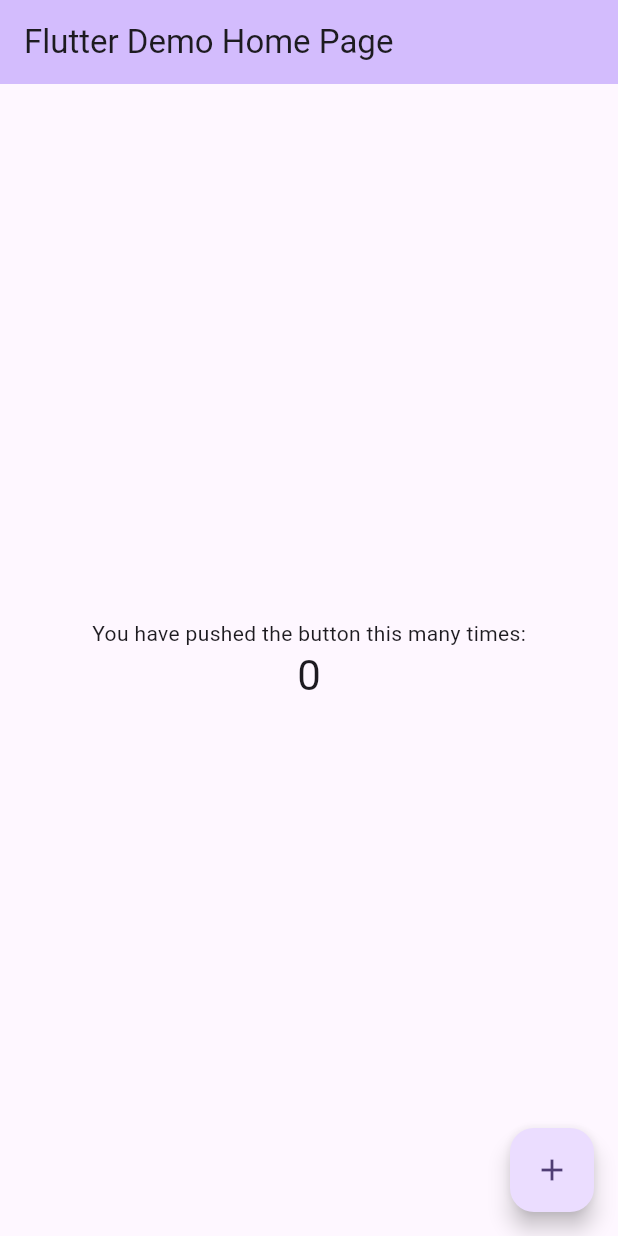
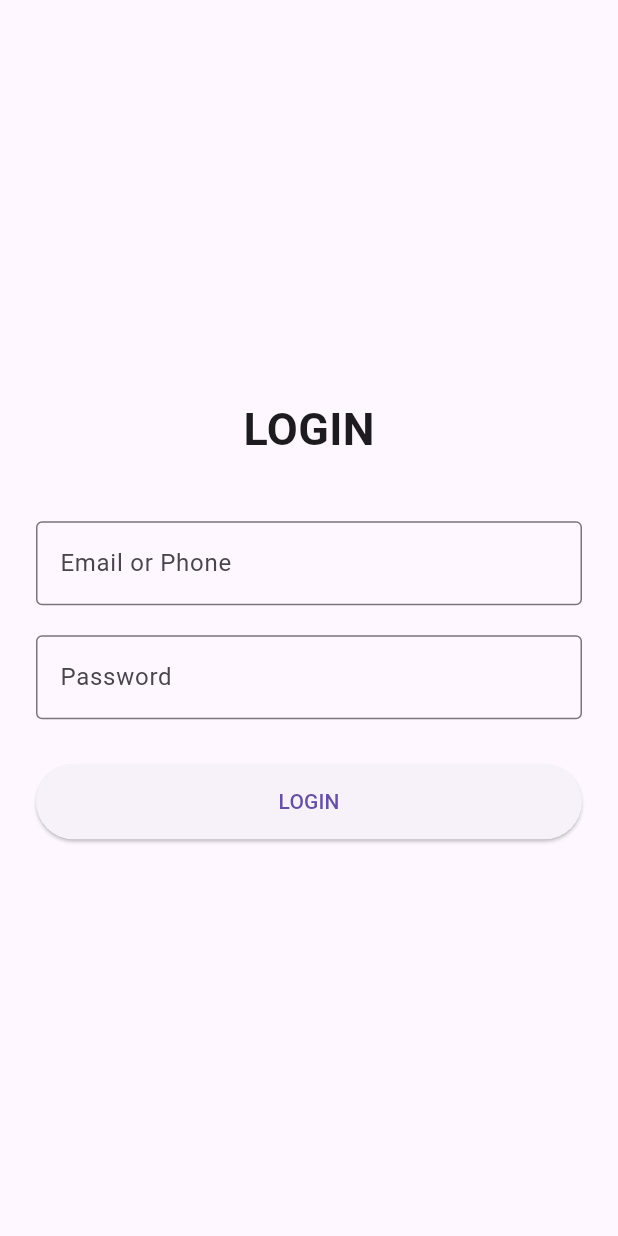
Before and after one commit to jiawaqar/survey_app, a Flutter app: the screen it shows after launch, on a phone screen of 412 x 824 dp. Run offline on Flutter 3.47's test engine with Material 3 defaults, Android fonts, the phone set to English and light mode, and no system bars; our stand-ins replace dio, shared_preferences.

Commit message:
Initial project setup completed

```diff
--- /dev/null
+++ b/lib/api/api_service.dart
@@ -0,0 +1,24 @@
+import 'package:dio/dio.dart';
+
+class ApiService {
+  final Dio _dio = Dio();
+
+  Future<String?> login(String email, String password) async {
+    const url = "https://reqres.in/api/login";
+
+    try {
+      final response = await _dio.post(url, data: {
+        "email": email,
+        "password": password,
+      });
+
+      if (response.statusCode == 200) {
+        return response.data["token"];
+      }
+    } catch (e) {
+      print("Login Error: $e");
+    }
+
+    return null;
+  }
+}
--- a/lib/main.dart
+++ b/lib/main.dart
@@ -1,122 +1,27 @@
 import 'package:flutter/material.dart';
+import 'package:provider/provider.dart';
+import 'providers/auth_provider.dart';
+import 'screens/login_screen.dart';
 
 void main() {
-  runApp(const MyApp());
+  runApp(
+    MultiProvider(
+      providers: [
+        ChangeNotifierProvider(create: (_) => AuthProvider()),
+      ],
+      child: const MyApp(),
+    ),
+  );
 }
 
 class MyApp extends StatelessWidget {
   const MyApp({super.key});
 
-  // This widget is the root of your application.
   @override
   Widget build(BuildContext context) {
     return MaterialApp(
-      title: 'Flutter Demo',
-      theme: ThemeData(
-        // This is the theme of your application.
-        //
-        // TRY THIS: Try running your application with "flutter run". You'll see
-        // the application has a purple toolbar. Then, without quitting the app,
-        // try changing the seedColor in the colorScheme below to Colors.green
-        // and then invoke "hot reload" (save your changes or press the "hot
-        // reload" button in a Flutter-supported IDE, or press "r" if you used
-        // the command line to start the app).
-        //
-        // Notice that the counter didn't reset back to zero; the application
-        // state is not lost during the reload. To reset the state, use hot
-        // restart instead.
-        //
-        // This works for code too, not just values: Most code changes can be
-        // tested with just a hot reload.
-        colorScheme: .fromSeed(seedColor: Colors.deepPurple),
-      ),
-      home: const MyHomePage(title: 'Flutter Demo Home Page'),
+      debugShowCheckedModeBanner: false,
+      home: const LoginScreen(),
     );
   }
 }
-
-class MyHomePage extends StatefulWidget {
-  const MyHomePage({super.key, required this.title});
-
-  // This widget is the home page of your application. It is stateful, meaning
-  // that it has a State object (defined below) that contains fields that affect
-  // how it looks.
-
-  // This class is the configuration for the state. It holds the values (in this
-  // case the title) provided by the parent (in this case the App widget) and
-  // used by the build method of the State. Fields in a Widget subclass are
-  // always marked "final".
-
-  final String title;
-
-  @override
-  State<MyHomePage> createState() => _MyHomePageState();
-}
-
-class _MyHomePageState extends State<MyHomePage> {
-  int _counter = 0;
-
-  void _incrementCounter() {
-    setState(() {
-      // This call to setState tells the Flutter framework that something has
-      // changed in this State, which causes it to rerun the build method below
-      // so that the display can reflect the updated values. If we changed
-      // _counter without calling setState(), then the build method would not be
-      // called again, and so nothing would appear to happen.
-      _counter++;
-    });
-  }
-
-  @override
-  Widget build(BuildContext context) {
-    // This method is rerun every time setState is called, for instance as done
-    // by the _incrementCounter method above.
-    //
-    // The Flutter framework has been optimized to make rerunning build methods
-    // fast, so that you can just rebuild anything that needs updating rather
-    // than having to individually change instances of widgets.
-    return Scaffold(
-      appBar: AppBar(
-        // TRY THIS: Try changing the color here to a specific color (to
-        // Colors.amber, perhaps?) and trigger a hot reload to see the AppBar
-        // change color while the other colors stay the same.
-        backgroundColor: Theme.of(context).colorScheme.inversePrimary,
-        // Here we take the value from the MyHomePage object that was created by
-        // the App.build method, and use it to set our appbar title.
-        title: Text(widget.title),
-      ),
-      body: Center(
-        // Center is a layout widget. It takes a single child and positions it
-        // in the middle of the parent.
-        child: Column(
-          // Column is also a layout widget. It takes a list of children and
-          // arranges them vertically. By default, it sizes itself to fit its
-          // children horizontally, and tries to be as tall as its parent.
-          //
-          // Column has various properties to control how it sizes itself and
-          // how it positions its children. Here we use mainAxisAlignment to
-          // center the children vertically; the main axis here is the vertical
-          // axis because Columns are vertical (the cross axis would be
-          // horizontal).
-          //
-          // TRY THIS: Invoke "debug painting" (choose the "Toggle Debug Paint"
-          // action in the IDE, or press "p" in the console), to see the
-          // wireframe for each widget.
-          mainAxisAlignment: .center,
-          children: [
-            const Text('You have pushed the button this many times:'),
-            Text(
-              '$_counter',
-              style: Theme.of(context).textTheme.headlineMedium,
-            ),
-          ],
-        ),
-      ),
-      floatingActionButton: FloatingActionButton(
-        onPressed: _incrementCounter,
-        tooltip: 'Increment',
-        child: const Icon(Icons.add),
-      ),
-    );
-  }
-}
--- /dev/null
+++ b/lib/providers/auth_provider.dart
@@ -0,0 +1,28 @@
+import 'package:flutter/material.dart';
+import 'package:shared_preferences/shared_preferences.dart';
+import 'package:survey_app/api/api_service.dart';
+
+class AuthProvider with ChangeNotifier {
+  final ApiService _apiService = ApiService();
+  bool isLoading = false;
+
+  Future<bool> login(String email, String password) async {
+    isLoading = true;
+    notifyListeners();
+
+    String? token = await _apiService.login(email, password);
+
+    isLoading = false;
+
+    if (token != null) {
+      SharedPreferences prefs = await SharedPreferences.getInstance();
+      await prefs.setString("authToken", token);
+
+      notifyListeners();
+      return true;
+    }
+
+    notifyListeners();
+    return false;
+  }
+}
--- /dev/null
+++ b/lib/screens/login_screen.dart
@@ -0,0 +1,85 @@
+import 'package:flutter/material.dart';
+import 'package:provider/provider.dart';
+import 'package:survey_app/providers/auth_provider.dart';
+import 'task_list_screen.dart';
+
+class LoginScreen extends StatefulWidget {
+  const LoginScreen({super.key});
+
+  @override
+  State<LoginScreen> createState() => _LoginScreenState();
+}
+
+class _LoginScreenState extends State<LoginScreen> {
+  final emailController = TextEditingController();
+  final passwordController = TextEditingController();
+
+  @override
+  Widget build(BuildContext context) {
+    final auth = Provider.of<AuthProvider>(context);
+
+    return Scaffold(
+      body: Padding(
+        padding: const EdgeInsets.all(24),
+        child: Center(
+          child: SingleChildScrollView(
+            child: Column(
+              children: [
+                Text("LOGIN",
+                    style: TextStyle(
+                      fontSize: 30,
+                      fontWeight: FontWeight.bold,
+                    )),
+                SizedBox(height: 40),
+                TextField(
+                  controller: emailController,
+                  decoration: InputDecoration(
+                    labelText: "Email or Phone",
+                    border: OutlineInputBorder(),
+                  ),
+                ),
+                SizedBox(height: 20),
+                TextField(
+                  controller: passwordController,
+                  obscureText: true,
+                  decoration: InputDecoration(
+                    labelText: "Password",
+                    border: OutlineInputBorder(),
+                  ),
+                ),
+                SizedBox(height: 30),
+                auth.isLoading
+                    ? CircularProgressIndicator()
+                    : ElevatedButton(
+                        style: ElevatedButton.styleFrom(
+                          minimumSize: Size(double.infinity, 50),
+                        ),
+                        onPressed: () async {
+                          bool success = await auth.login(
+                            emailController.text.trim(),
+                            passwordController.text.trim(),
+                          );
+
+                          if (success) {
+                            Navigator.pushReplacement(
+                              context,
+                              MaterialPageRoute(
+                                builder: (_) => const TaskListScreen(),
+                              ),
+                            );
+                          } else {
+                            ScaffoldMessenger.of(context).showSnackBar(
+                              SnackBar(content: Text("Login failed")),
+                            );
+                          }
+                        },
+                        child: Text("LOGIN"),
+                      )
+              ],
+            ),
+          ),
+        ),
+      ),
+    );
+  }
+}
```
Also changed, not shown: lib/screens/question_screen.dart (added, +121 -0 lines), lib/screens/task_list_screen.dart (added, +36 -0 lines), pubspec.yaml (+10 -73 lines), lib/models/job.dart (added), lib/models/question.dart (added), lib/providers/job_provider.dart (added), lib/providers/question_provider.dart (added), lib/screens/accept_job_screen.dart (added), lib/widgets/dropdown_input.dart (added), lib/widgets/photo_input.dart (added), pubspec.lock, 5 other files.
